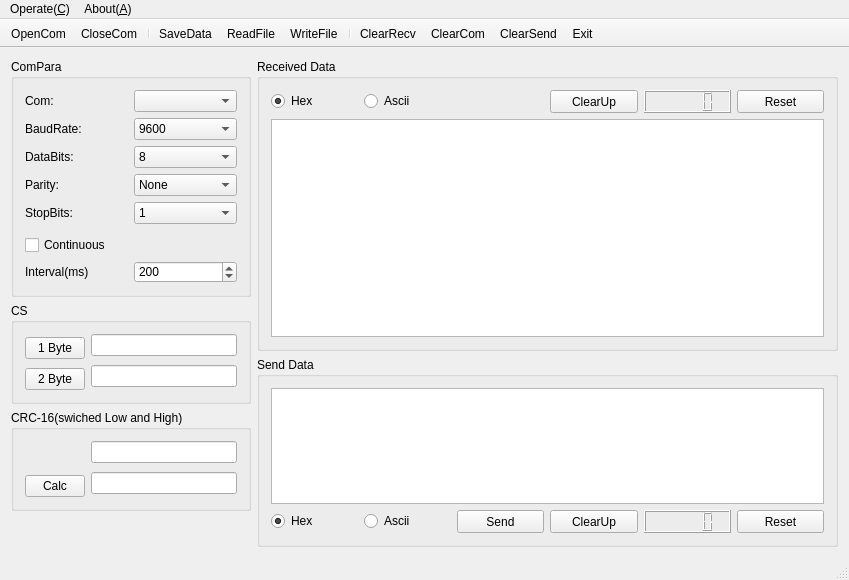
This is source/delucom/mainwindow.ui in flimmy78/qtverify as Qt 5 draws it before an edit. The edited form follows.
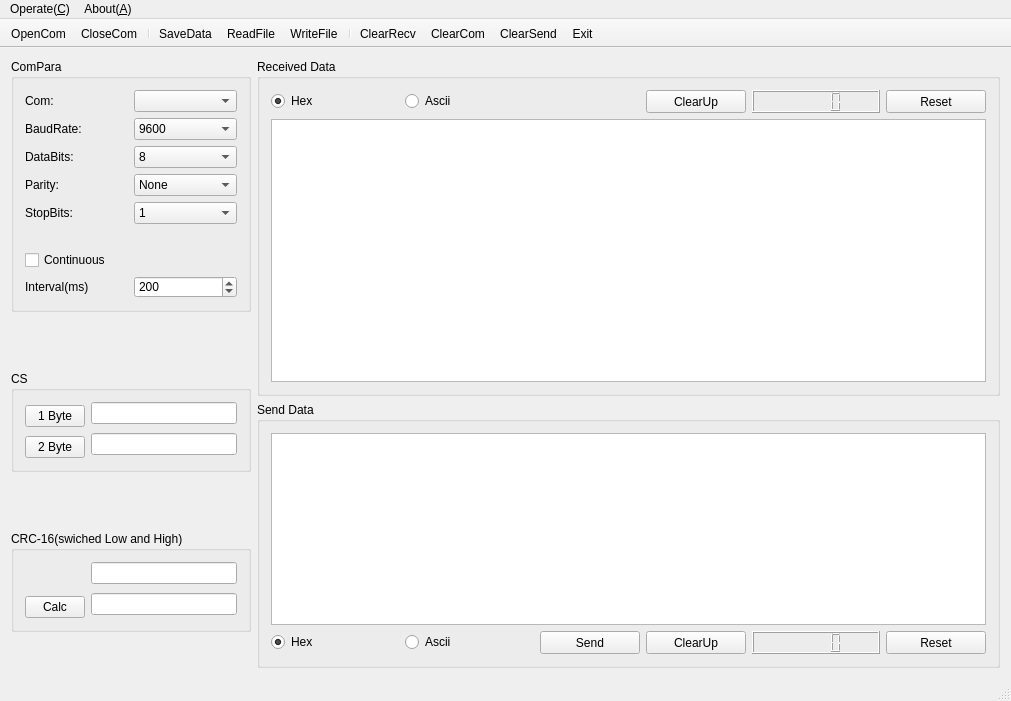
This is the edited form. Icons and pictures are not drawn.

Commit message: main.cpp增加数据库驱动目录设置

What changed in the file:
```diff
--- a/source/delucom/mainwindow.ui
+++ b/source/delucom/mainwindow.ui
@@ -9,8 +9,8 @@
    <rect>
     <x>0</x>
     <y>0</y>
-    <width>849</width>
-    <height>580</height>
+    <width>1011</width>
+    <height>701</height>
    </rect>
   </property>
   <property name="minimumSize">
@@ -920,8 +920,8 @@
     <rect>
      <x>0</x>
      <y>0</y>
-     <width>849</width>
-     <height>23</height>
+     <width>1011</width>
+     <height>26</height>
     </rect>
    </property>
    <widget class="QMenu" name="menu">
```
The commit also changes 1 other file.
